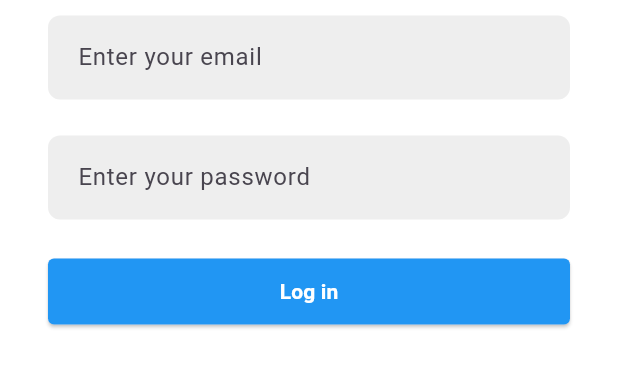
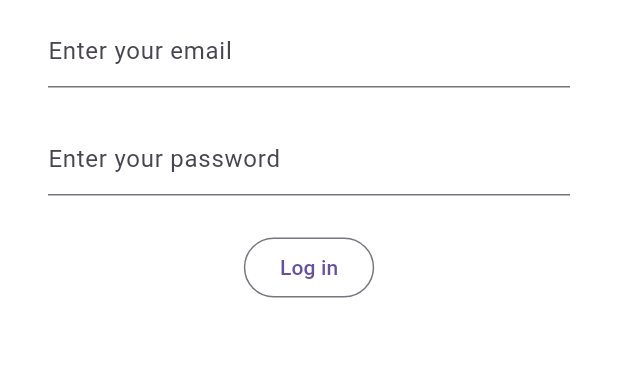
Before and after one commit to Ranooo-eng/FlutterProjectt, a Flutter app: the LoginClonePage screen opened directly, on a phone screen of 412 x 824 dp, the part 485-873 px from its top. Run offline on Flutter 3.47's test engine with Material 3 defaults, Android fonts, the phone set to English and light mode, and no system bars; our stand-ins replace get.

Commit message:
menambah kan api
membuat controller loginClone baru dengan menambahkan api

```diff
--- a/lib/main.dart
+++ b/lib/main.dart
@@ -1,5 +1,6 @@
 import 'package:flutter/material.dart';
 import 'package:get/get_navigation/get_navigation.dart';
+import 'package:ujicoba/login_clone.dart';
 import 'package:ujicoba/routes.dart';
 import 'pages/kalkulator_page.dart';
 import 'pages/registration_page.dart';
@@ -19,7 +20,7 @@ class MyApp extends StatelessWidget {
   Widget build(BuildContext context) {
     return GetMaterialApp(
       title: "My Learning App",
-      initialRoute: Routes.mainMenu,
+      initialRoute: Routes.LoginClone,
       getPages: Routes.MyPages,
     );
   }
--- a/lib/pages/login_clone_page.dart
+++ b/lib/pages/login_clone_page.dart
@@ -1,16 +1,19 @@
 import 'package:flutter/material.dart';
-import '../components/custom_textfield_clone.dart';
-import '../components/custom_button_clone.dart';
+import 'package:get/get_core/src/get_main.dart';
+import 'package:get/get_instance/src/extension_instance.dart';
+import 'package:get/get_state_manager/src/rx_flutter/rx_obx_widget.dart';
+import 'package:ujicoba/controller/loginClone_controller.dart';
 
 class LoginClonePage extends StatelessWidget {
+  LoginClonePage({super.key});
 
-  LoginClonePage({super.key});
+  final controller = Get.put(LogincloneController());
 
   @override
   Widget build(BuildContext context) {
     return Scaffold(
       backgroundColor: Colors.white,
-      body: SafeArea(
+      body: Center(
         child: Container(
           padding: const EdgeInsets.symmetric(horizontal: 32),
           child: Column(
@@ -20,19 +23,31 @@ class LoginClonePage extends StatelessWidget {
               Center(child: Image.asset('lib/image_assets/logo_ig.png')),
               const SizedBox(height: 10),
 
-              CustomTextfield(
-                myHint: 'Enter your email',
+              TextField(
+                controller: controller.txtUsername,
+                decoration: const InputDecoration(hintText: 'Enter your email'),
               ),
               const SizedBox(height: 24),
 
-              CustomTextfield(
-                myHint: 'Enter your password',
+              TextField(
+                controller: controller.txtPassword,
+                obscureText:
+                    true, // Opsional: untuk menyembunyikan karakter password
+                decoration: const InputDecoration(
+                  hintText: 'Enter your password',
+                ),
               ),
               const SizedBox(height: 24),
 
-              CustomButton(
-                text: 'Log in',
-                onPressed: () {},
+              Obx(
+                () => controller.isLoading.value
+                    ? Center(child: CircularProgressIndicator())
+                    : OutlinedButton(
+                        onPressed: () {
+                          controller.login();
+                        },
+                        child: Text('Log in'),
+                      ),
               ),
             ],
           ),
--- a/lib/routes.dart
+++ b/lib/routes.dart
@@ -1,10 +1,12 @@
 import 'package:get/get.dart';
+import 'package:ujicoba/login_clone.dart';
 import 'package:ujicoba/pages/confirm_regristaion_page.dart';
 import 'package:ujicoba/pages/registration_page.dart';
 import 'package:ujicoba/pages/listmakanan_page.dart';
 import 'package:ujicoba/pages/detailmakanan_page.dart';
 import 'package:ujicoba/pages/mainmenu_page.dart';
 import 'package:ujicoba/pages/menuDrawer_page.dart';
+import 'package:ujicoba/pages/login_clone_page.dart';
 
 
 class Routes {
@@ -15,6 +17,7 @@ class Routes {
   static const String detailMakanan = "/detail_makanan";
   static const String mainMenu = "/main_menu";
   static const String menuDrawer = "/menu_drawer";
+  static const String LoginClone = "/login_clone";
 
   static final MyPages=[
     GetPage(name: registration, page: ()=> RegistrationPage()),
@@ -23,6 +26,7 @@ class Routes {
     GetPage(name: detailMakanan, page: ()=> DetailMakananPage()),
     GetPage(name: mainMenu, page: ()=> MainmenuPage()),
     GetPage(name: menuDrawer, page: ()=> menuDrawerPage()),
+    GetPage(name: LoginClone, page: ()=> LoginClonePage()),
 
   ];
 }
--- a/pubspec.yaml
+++ b/pubspec.yaml
@@ -35,6 +35,7 @@ dependencies:
   # Use with the CupertinoIcons class for iOS style icons.
   cupertino_icons: ^1.0.8
   get: ^4.7.3
+  http: ^1.2.0
 
 dev_dependencies:
   flutter_test:
```
Also changed, not shown: lib/controller/loginClone_controller.dart (added, +49 -0 lines).
